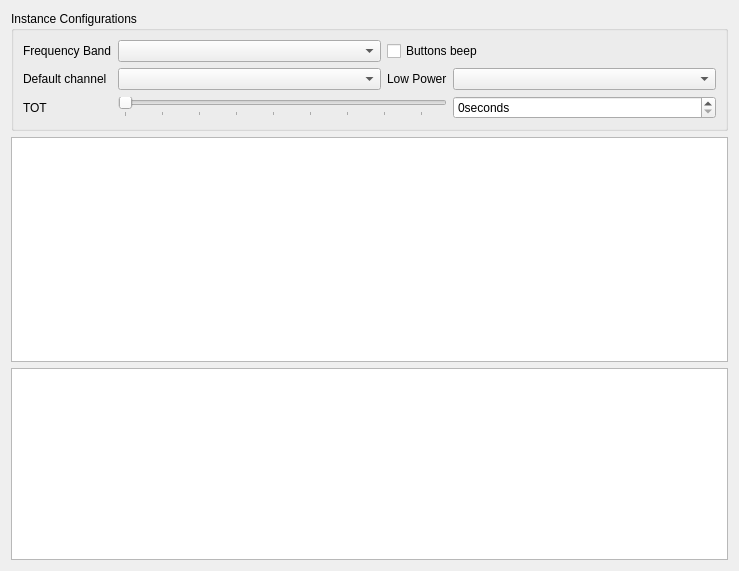
This is src/app/windows/instance.ui in sardylan/qfm1000 as Qt 5 draws it before an edit. The edited form follows.
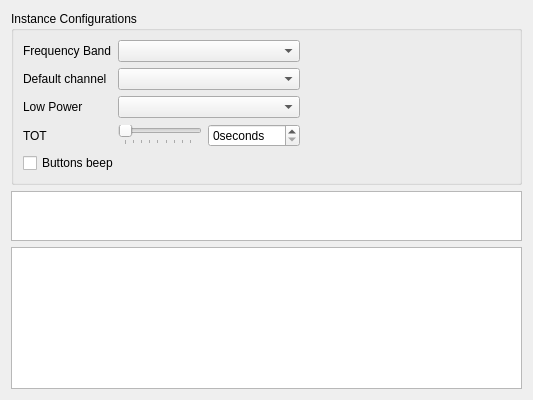
This is the edited form. Icons and pictures are not drawn.

Commit message: Add config with model and Window

Patch:
```diff
--- a/src/app/windows/instance.ui
+++ b/src/app/windows/instance.ui
@@ -6,10 +6,16 @@
             <rect>
                 <x>0</x>
                 <y>0</y>
-                <width>739</width>
-                <height>571</height>
+                <width>533</width>
+                <height>400</height>
             </rect>
         </property>
+        <property name="minimumSize">
+            <size>
+                <width>533</width>
+                <height>400</height>
+            </size>
+        </property>
         <property name="windowTitle">
             <string>MainWindow</string>
         </property>
@@ -20,31 +26,60 @@
         </property>
         <layout class="QGridLayout" name="gridLayout" rowstretch="0,1,0">
             <item row="1" column="0">
-                <widget class="QTableView" name="channelsTableView"/>
+                <widget class="QTableView" name="channelsTableView">
+                    <property name="minimumSize">
+                        <size>
+                            <width>0</width>
+                            <height>50</height>
+                        </size>
+                    </property>
+                </widget>
+            </item>
+            <item row="2" column="0">
+                <widget class="QTextEdit" name="hexDataTextEdit">
+                    <property name="minimumSize">
+                        <size>
+                            <width>0</width>
+                            <height>50</height>
+                        </size>
+                    </property>
+                    <property name="font">
+                        <font>
+                            <family>Roboto</family>
+                        </font>
+                    </property>
+                    <property name="readOnly">
+                        <bool>true</bool>
+                    </property>
+                    <property name="markdown">
+                        <string>
+
+
+                        </string>
+                    </property>
+                    <property name="html">
+                        <string>&lt;!DOCTYPE HTML PUBLIC &quot;-//W3C//DTD HTML 4.0//EN&quot; &quot;http://www.w3.org/TR/REC-html40/strict.dtd&quot;&gt;
+                            &lt;html&gt;&lt;head&gt;&lt;meta name=&quot;qrichtext&quot; content=&quot;1&quot; /&gt;&lt;style
+                            type=&quot;text/css&quot;&gt;
+                            p, li { white-space: pre-wrap; }
+                            &lt;/style&gt;&lt;/head&gt;&lt;body style=&quot; font-family:'Roboto'; font-size:9pt;
+                            font-weight:400; font-style:normal;&quot;&gt;
+                            &lt;p style=&quot; margin-top:0px; margin-bottom:0px; margin-left:0px; margin-right:0px;
+                            -qt-block-indent:0; text-indent:0px;&quot;&gt; &lt;/p&gt;
+                            &lt;p style=&quot; margin-top:0px; margin-bottom:0px; margin-left:0px; margin-right:0px;
+                            -qt-block-indent:0; text-indent:0px;&quot;&gt; &lt;/p&gt;
+                            &lt;p style=&quot; margin-top:0px; margin-bottom:0px; margin-left:0px; margin-right:0px;
+                            -qt-block-indent:0; text-indent:0px;&quot;&gt; &lt;/p&gt;&lt;/body&gt;&lt;/html&gt;
+                        </string>
+                    </property>
+                </widget>
             </item>
             <item row="0" column="0">
                 <widget class="QGroupBox" name="eepromGroupBox">
                     <property name="title">
                         <string>Instance Configurations</string>
                     </property>
-                    <layout class="QGridLayout" name="configGridLayout" columnstretch="0,1,0,1">
-                        <item row="0" column="0">
-                            <widget class="QLabel" name="frequencyBandLabel">
-                                <property name="text">
-                                    <string>Frequency Band</string>
-                                </property>
-                            </widget>
-                        </item>
-                        <item row="0" column="1">
-                            <widget class="QComboBox" name="frequencyBandComboBox"/>
-                        </item>
-                        <item row="0" column="2" colspan="2">
-                            <widget class="QCheckBox" name="beepCheckBox">
-                                <property name="text">
-                                    <string>Buttons beep</string>
-                                </property>
-                            </widget>
-                        </item>
+                    <layout class="QGridLayout" name="configGridLayout" columnstretch="0,0,0,1">
                         <item row="1" column="0">
                             <widget class="QLabel" name="defaultChannelLabel">
                                 <property name="text">
@@ -52,27 +87,10 @@
                                 </property>
                             </widget>
                         </item>
-                        <item row="1" column="1">
-                            <widget class="QComboBox" name="defaultChannelComboBox"/>
-                        </item>
-                        <item row="1" column="2">
-                            <widget class="QLabel" name="lowPowerLabel">
-                                <property name="text">
-                                    <string>Low Power</string>
-                                </property>
-                            </widget>
-                        </item>
-                        <item row="1" column="3">
+                        <item row="2" column="1" colspan="2">
                             <widget class="QComboBox" name="lowPowerComboBox"/>
                         </item>
-                        <item row="2" column="0">
-                            <widget class="QLabel" name="totLabel">
-                                <property name="text">
-                                    <string>TOT</string>
-                                </property>
-                            </widget>
-                        </item>
-                        <item row="2" column="3">
+                        <item row="3" column="2">
                             <widget class="QSpinBox" name="totSpinBox">
                                 <property name="wrapping">
                                     <bool>false</bool>
@@ -88,7 +106,37 @@
                                 </property>
                             </widget>
                         </item>
-                        <item row="2" column="1" colspan="2">
+                        <item row="0" column="1" colspan="2">
+                            <widget class="QComboBox" name="frequencyBandComboBox"/>
+                        </item>
+                        <item row="0" column="3">
+                            <spacer name="horizontalSpacer">
+                                <property name="orientation">
+                                    <enum>Qt::Horizontal</enum>
+                                </property>
+                                <property name="sizeHint" stdset="0">
+                                    <size>
+                                        <width>40</width>
+                                        <height>20</height>
+                                    </size>
+                                </property>
+                            </spacer>
+                        </item>
+                        <item row="0" column="0">
+                            <widget class="QLabel" name="frequencyBandLabel">
+                                <property name="text">
+                                    <string>Frequency Band</string>
+                                </property>
+                            </widget>
+                        </item>
+                        <item row="2" column="0">
+                            <widget class="QLabel" name="lowPowerLabel">
+                                <property name="text">
+                                    <string>Low Power</string>
+                                </property>
+                            </widget>
+                        </item>
+                        <item row="3" column="1">
                             <widget class="QSlider" name="totSlider">
                                 <property name="maximum">
                                     <number>255</number>
@@ -110,35 +158,26 @@
                                 </property>
                             </widget>
                         </item>
+                        <item row="4" column="0" colspan="3">
+                            <widget class="QCheckBox" name="beepCheckBox">
+                                <property name="text">
+                                    <string>Buttons beep</string>
+                                </property>
+                            </widget>
+                        </item>
+                        <item row="3" column="0">
+                            <widget class="QLabel" name="totLabel">
+                                <property name="text">
+                                    <string>TOT</string>
+                                </property>
+                            </widget>
+                        </item>
+                        <item row="1" column="1" colspan="2">
+                            <widget class="QComboBox" name="defaultChannelComboBox"/>
+                        </item>
                     </layout>
                 </widget>
             </item>
-            <item row="2" column="0">
-                <widget class="QTextEdit" name="hexDataTextEdit">
-                    <property name="font">
-                        <font>
-                            <family>Roboto</family>
-                        </font>
-                    </property>
-                    <property name="readOnly">
-                        <bool>true</bool>
-                    </property>
-                    <property name="markdown">
-                        <string/>
-                    </property>
-                    <property name="html">
-                        <string>&lt;!DOCTYPE HTML PUBLIC &quot;-//W3C//DTD HTML 4.0//EN&quot; &quot;http://www.w3.org/TR/REC-html40/strict.dtd&quot;&gt;
-                            &lt;html&gt;&lt;head&gt;&lt;meta name=&quot;qrichtext&quot; content=&quot;1&quot; /&gt;&lt;style
-                            type=&quot;text/css&quot;&gt;
-                            p, li { white-space: pre-wrap; }
-                            &lt;/style&gt;&lt;/head&gt;&lt;body style=&quot; font-family:'Roboto'; font-size:9pt;
-                            font-weight:400; font-style:normal;&quot;&gt;
-                            &lt;p style=&quot;-qt-paragraph-type:empty; margin-top:0px; margin-bottom:0px;
-                            margin-left:0px; margin-right:0px; -qt-block-indent:0; text-indent:0px;&quot;&gt;&lt;br /&gt;&lt;/p&gt;&lt;/body&gt;&lt;/html&gt;
-                        </string>
-                    </property>
-                </widget>
-            </item>
         </layout>
     </widget>
     <resources>
```
The commit also changes 18 other files.
